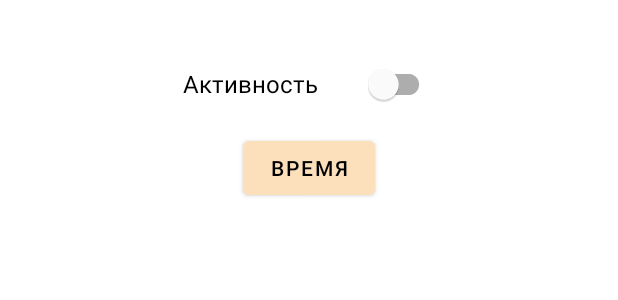
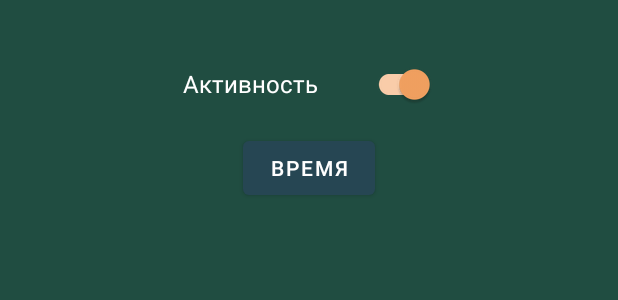
Before and after one commit to sergeevvs/rest-planner, an Android app: the layout fragment_main.xml on its own in the app's theme, with its tools: preview values and no code run, on a phone screen of 412 x 824 dp. Shown: the top 300 px of the screen. Run offline under Robolectric (Android 15) with nearby library versions, the phone set to English and light mode, and no system bars.

Commit message:
working process

```diff
--- a/app/src/main/java/com/github/sergeevvs/restplanner/App.kt
+++ b/app/src/main/java/com/github/sergeevvs/restplanner/App.kt
@@ -42,6 +42,6 @@ class App : Application() {
 
     companion object {
         const val CHANNEL_ID = "rest_planner_channel_id"
-        const val LOG_TAG = "Rest planner log"
+        const val LOG_TAG = "rest_planner_log"
     }
 }
--- a/app/src/main/res/layout/fragment_main.xml
+++ b/app/src/main/res/layout/fragment_main.xml
@@ -1,6 +1,7 @@
 <?xml version="1.0" encoding="utf-8"?>
 <androidx.constraintlayout.widget.ConstraintLayout xmlns:android="http://schemas.android.com/apk/res/android"
     xmlns:app="http://schemas.android.com/apk/res-auto"
+    xmlns:tools="http://schemas.android.com/tools"
     android:layout_width="match_parent"
     android:layout_height="match_parent"
     android:padding="@dimen/layout_padding">
@@ -11,9 +12,11 @@
         android:layout_height="wrap_content"
         android:ems="9"
         android:text="@string/rest_enabled"
+        android:textColor="@color/white"
         app:layout_constraintEnd_toEndOf="parent"
         app:layout_constraintStart_toStartOf="parent"
-        app:layout_constraintTop_toTopOf="parent" />
+        app:layout_constraintTop_toTopOf="parent"
+        tools:checked="true" />
 
     <Button
         android:id="@+id/btn_time"
--- a/app/src/main/res/layout/fragment_time.xml
+++ b/app/src/main/res/layout/fragment_time.xml
@@ -3,6 +3,7 @@
     xmlns:app="http://schemas.android.com/apk/res-auto"
     android:layout_width="match_parent"
     android:layout_height="match_parent"
+    android:background="@color/backgroundColor"
     android:padding="@dimen/layout_padding">
 
 
--- a/app/src/main/res/values-night/themes.xml
+++ b/app/src/main/res/values-night/themes.xml
@@ -1,8 +1,6 @@
 <resources xmlns:tools="http://schemas.android.com/tools">
     <!-- Base application theme. -->
-    <style name="Theme.RestPlanner" parent="Theme.MaterialComponents.DayNight.DarkActionBar">
-        <!-- ActionBar styling -->
-        <item name="actionBarTheme">@style/RestPlanner.ActionBarThemeOverlay</item>
+    <style name="Theme.RestPlanner" parent="Theme.MaterialComponents.DayNight.NoActionBar">
         <!-- Primary brand color. -->
         <item name="colorPrimary">@color/nightPrimaryColor</item>
         <item name="colorPrimaryVariant">@color/nightPrimaryDarkColor</item>
@@ -14,10 +12,11 @@
         <!-- Status bar color. -->
         <item name="android:statusBarColor" tools:targetApi="l">?attr/colorPrimaryVariant</item>
         <!-- Other colors. -->
-
+        <item name="android:colorBackground">@color/nightBackgroundColor</item>
         <!-- Customize your theme here. -->
         <item name="bottomSheetDialogTheme">@style/RestPlanner.BottomSheetDialog</item>
         <item name="android:textViewStyle">@style/RestPlanner.TextView</item>
+        <item name="radioButtonStyle">@style/RestPlanner.RadioButton</item>
         <item name="checkboxStyle">@style/RestPlanner.CheckBox</item>
         <item name="switchStyle">@style/RestPlanner.Switch</item>
         <!-- Custom attrs. -->
--- a/app/src/main/res/values/colors.xml
+++ b/app/src/main/res/values/colors.xml
@@ -10,14 +10,15 @@
     <color name="dark_gray">#FF4B4B4B</color>
     <color name="light_gray">#C8C8C8</color>
     <!-- Custom colors -->
-    <color name="primaryColor">#fce0bb</color>
-    <color name="primaryLightColor">#ffffee</color>
-    <color name="primaryDarkColor">#c8ae8b</color>
-    <color name="secondaryColor">#fcb971</color>
-    <color name="secondaryLightColor">#ffeba1</color>
-    <color name="secondaryDarkColor">#c68944</color>
-    <color name="primaryTextColor">#000000</color>
-    <color name="secondaryTextColor">#000000</color>
+    <color name="primaryColor">#264653</color>
+    <color name="primaryLightColor">#52717f</color>
+    <color name="primaryDarkColor">#001f2a</color>
+    <color name="secondaryColor">#f4a261</color>
+    <color name="secondaryLightColor">#ffd390</color>
+    <color name="secondaryDarkColor">#be7334</color>
+    <color name="primaryTextColor">#ffffff</color>
+    <color name="secondaryTextColor">#ffffff</color>
+    <color name="backgroundColor">#CC286152</color>
     <!-- Night colors -->
     <color name="nightPrimaryColor">#4C4C4C</color>
     <color name="nightPrimaryLightColor">#484848</color>
@@ -27,4 +28,5 @@
     <color name="nightSecondaryDarkColor">#bcbcbc</color>
     <color name="nightPrimaryTextColor">#ffffff</color>
     <color name="nightSecondaryTextColor">#000000</color>
+    <color name="nightBackgroundColor">#CC286152</color>
 </resources>
--- a/app/src/main/res/values/styles.xml
+++ b/app/src/main/res/values/styles.xml
@@ -1,20 +1,9 @@
 <?xml version="1.0" encoding="utf-8"?>
 <resources>
 
-    <style name="RestPlanner.MaterialThemeOverlay" parent="Theme.RestPlanner" />
-
-    <style name="RestPlanner.ActionBarThemeOverlay" parent="ThemeOverlay.AppCompat.Dark.ActionBar">
-        <!-- title text color -->
-        <item name="android:textColorPrimary">?attr/colorTextOnBottomSheetDialog</item>
-    </style>
-
     <style name="RestPlanner.BottomSheetDialog" parent="Theme.MaterialComponents.BottomSheetDialog">
         <item name="bottomSheetStyle">@style/RestPlanner.BottomSheet</item>
-        <!-- Themes for components. -->
-        <item name="android:textViewStyle">@style/RestPlanner.TextView</item>
-        <item name="radioButtonStyle">@style/RestPlanner.RadioButton</item>
-        <item name="checkboxStyle">@style/RestPlanner.CheckBox</item>
-        <item name="switchStyle">@style/RestPlanner.Switch</item>
+        <item name="materialThemeOverlay">@style/Theme.RestPlanner</item>
     </style>
 
     <style name="RestPlanner.BottomSheet" parent="Widget.MaterialComponents.BottomSheet">
@@ -37,19 +26,16 @@
         <item name="android:textSize">@dimen/rb_text_size</item>
         <item name="android:padding">@dimen/rb_padding</item>
         <item name="android:textColor">?attr/colorTextOnBottomSheetDialog</item>
-        <item name="materialThemeOverlay">@style/RestPlanner.MaterialThemeOverlay</item>
     </style>
 
     <style name="RestPlanner.CheckBox" parent="Widget.MaterialComponents.CompoundButton.CheckBox">
         <item name="android:textColor">?attr/colorTextOnBottomSheetDialog</item>
         <item name="android:textSize">16sp</item>
-        <item name="materialThemeOverlay">@style/RestPlanner.MaterialThemeOverlay</item>
     </style>
 
     <style name="RestPlanner.Switch" parent="Widget.MaterialComponents.CompoundButton.Switch">
         <item name="android:ems">12</item>
         <item name="android:textColor">?attr/colorTextOnBottomSheetDialog</item>
         <item name="android:textSize">16sp</item>
-        <item name="materialThemeOverlay">@style/RestPlanner.MaterialThemeOverlay</item>
     </style>
 </resources>
--- a/app/src/main/res/values/themes.xml
+++ b/app/src/main/res/values/themes.xml
@@ -1,8 +1,6 @@
 <resources xmlns:tools="http://schemas.android.com/tools">
     <!-- Base application theme. -->
-    <style name="Theme.RestPlanner" parent="Theme.MaterialComponents.DayNight.DarkActionBar">
-        <!-- ActionBar styling -->
-        <item name="actionBarTheme">@style/RestPlanner.ActionBarThemeOverlay</item>
+    <style name="Theme.RestPlanner" parent="Theme.MaterialComponents.DayNight.NoActionBar">
         <!-- Primary brand color. -->
         <item name="colorPrimary">@color/primaryColor</item>
         <item name="colorPrimaryVariant">@color/primaryDarkColor</item>
@@ -14,14 +12,15 @@
         <!-- Status bar color. -->
         <item name="android:statusBarColor" tools:targetApi="l">?attr/colorPrimaryVariant</item>
         <!-- Other colors. -->
-
+        <item name="android:colorBackground">@color/backgroundColor</item>
         <!-- Customize your theme here. -->
         <item name="bottomSheetDialogTheme">@style/RestPlanner.BottomSheetDialog</item>
         <item name="android:textViewStyle">@style/RestPlanner.TextView</item>
+        <item name="radioButtonStyle">@style/RestPlanner.RadioButton</item>
         <item name="checkboxStyle">@style/RestPlanner.CheckBox</item>
         <item name="switchStyle">@style/RestPlanner.Switch</item>
         <!-- Custom attrs. -->
-        <item name="colorBottomSheetDialog">@color/white</item>
-        <item name="colorTextOnBottomSheetDialog">@color/black</item>
+        <item name="colorBottomSheetDialog">@color/black</item>
+        <item name="colorTextOnBottomSheetDialog">@color/white</item>
     </style>
 </resources>
```
